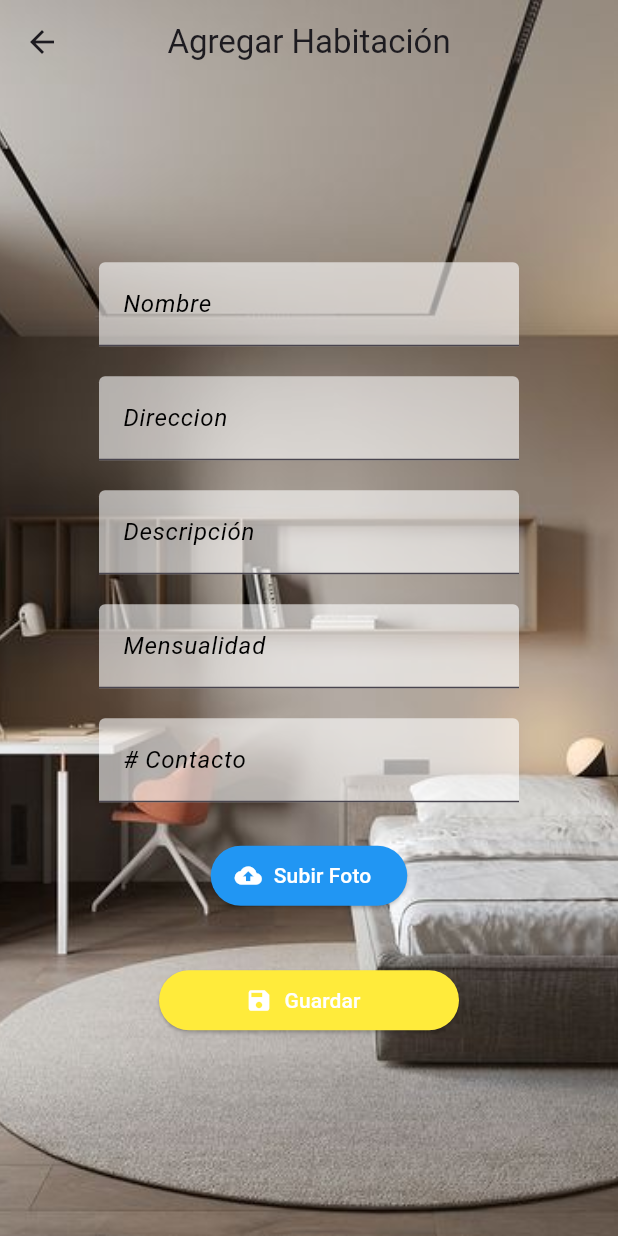
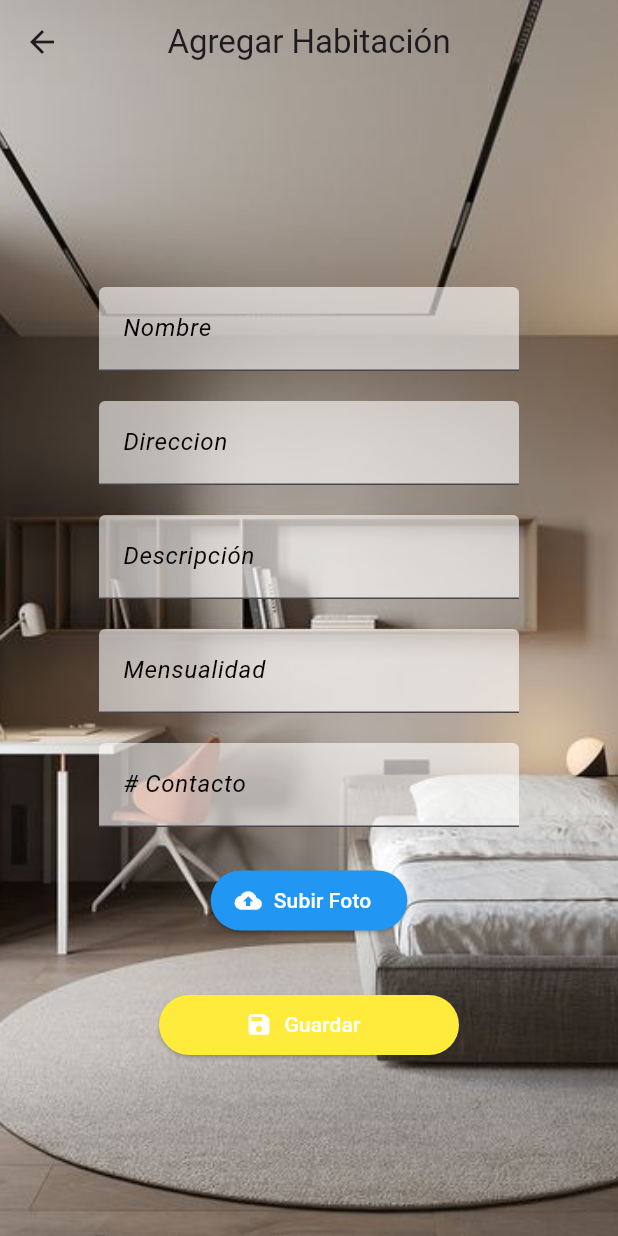
Before and after one commit to luisDSotoE/proyecto_pensionado, a Flutter app: the Editaragregarhabiatcion screen opened by its route, on a phone screen of 412 x 824 dp. Run offline on Flutter 3.47's test engine with Material 2 defaults, Android fonts, the phone set to English and light mode, and no system bars; our stand-ins replace cloud_firestore, firebase_auth, firebase_core, firebase_storage, get, get_storage and 3 more; accounts and stored records are empty; network calls fail.

Commit message:
Correcion de errores y estilos

```diff
--- a/lib/ui/pages/Home/homeHabitacion.dart
+++ b/lib/ui/pages/Home/homeHabitacion.dart
@@ -155,7 +155,7 @@ class Cartas extends StatelessWidget {
                                       SizedBox(
                                         width:
                                             MediaQuery.of(context).size.width *
-                                                0.62,
+                                                0.55,
                                         child: Text(
                                           DescripcionRecortada(
                                               hc.listahab![index].descripcion),
--- a/lib/ui/pages/Home/perfil.dart
+++ b/lib/ui/pages/Home/perfil.dart
@@ -170,7 +170,7 @@ class _PerfilState extends State<Perfil> {
               const SizedBox(height: 30,),
               ElevatedButton.icon(
                 style: const ButtonStyle(
-                  backgroundColor: MaterialStatePropertyAll<Color>(Colors.yellow),),
+                  backgroundColor: MaterialStatePropertyAll<Color>(Colors.blue),),
                 icon: const Icon(Icons.perm_identity_sharp, color: Colors.white,),
                 label: const Text("Actualizar Perfil",style: TextStyle(color: Colors.white),),
                 onPressed: () async {
--- a/lib/ui/pages/Login/reg_u_normal.dart
+++ b/lib/ui/pages/Login/reg_u_normal.dart
@@ -80,7 +80,7 @@ class _RegistroUsuarioNormalState extends State<RegistroUsuarioNormal> {
                       controller: telefonoController,
                       tipo: TextInputType.phone),
                   SizedBox(
-                    width: 300,
+                    width: 200,
                     child: DropdownButtonFormField<String>(
                       value: selectedRol,
                       onChanged: (newValue) {
--- a/lib/ui/pages/habitacion/agregarhabitacion.dart
+++ b/lib/ui/pages/habitacion/agregarhabitacion.dart
@@ -97,8 +97,7 @@ class _EditServicioFormState extends State<EditServicioForm> {
       child: SingleChildScrollView(
         child: Center(
           child: Padding(
-            padding: EdgeInsets.symmetric(
-            vertical: MediaQuery.of(context).size.height * 0.20),
+            padding: EdgeInsets.only(top: MediaQuery.of(context).size.height*0.22),
             child: Column(
               children: [
                 CajaTexto(
```
Also changed, not shown: lib/ui/pages/Login/iniciosesion.dart (+5 -2 lines).
